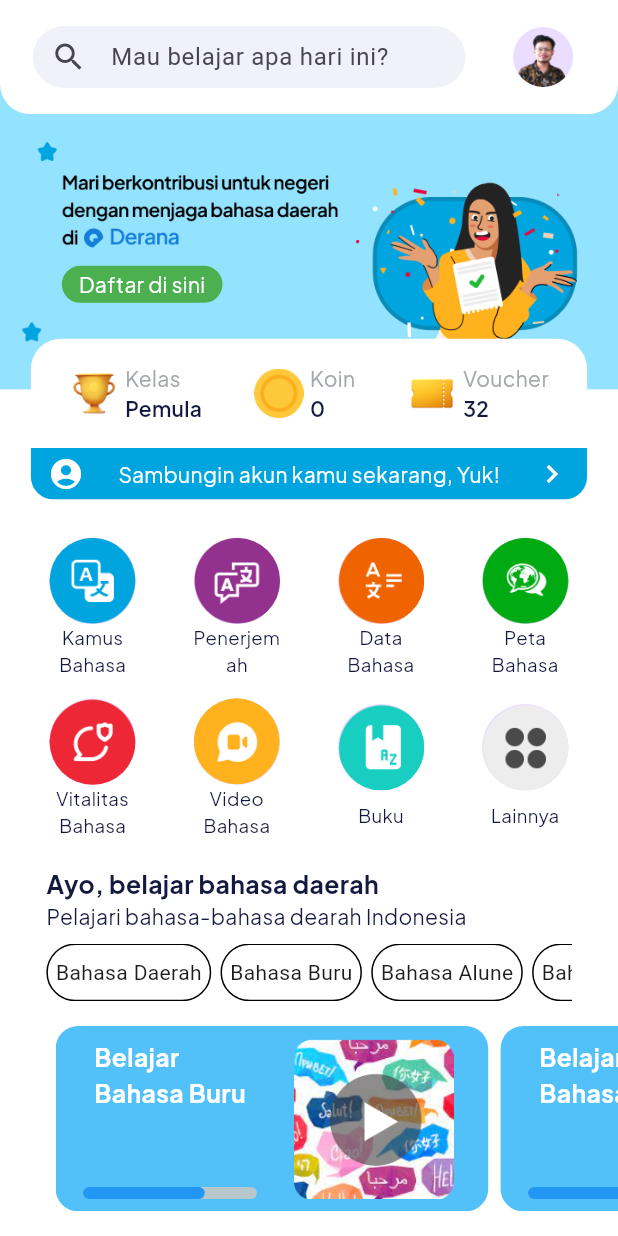
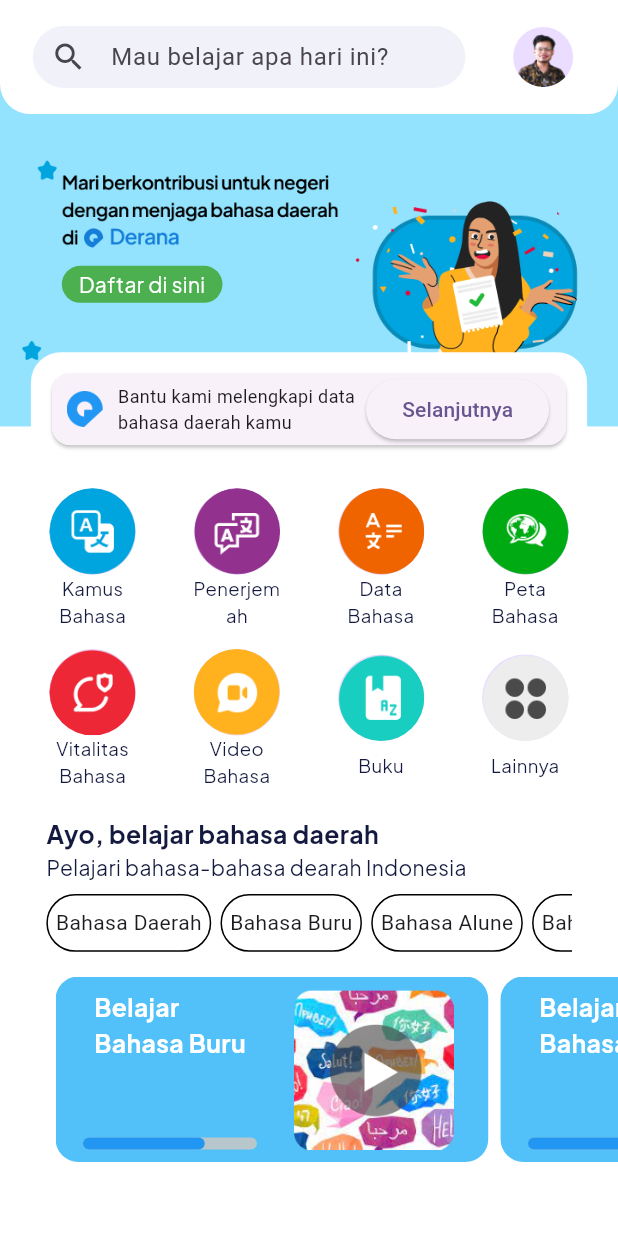
Before and after one commit to AhmadAsroruddin/Derana, a Flutter app: the BerandaPage screen opened directly, on a phone screen of 412 x 824 dp. Run offline on Flutter 3.47's test engine with Material 3 defaults, Android fonts, the phone set to English and light mode, and no system bars; drawn by our look-alikes of percent_indicator; our stand-ins replace flutter_bloc, font_awesome_flutter, get_it, google_fonts, shared_preferences, smooth_page_indicator; accounts and stored records are empty.

Commit message:
Card 200 data bahasa, belum selesai

```diff
--- a/lib/presentation/pages/beranda/beranda_page.dart
+++ b/lib/presentation/pages/beranda/beranda_page.dart
@@ -2,7 +2,6 @@ import 'package:derana_multipart/presentation/shared/const.dart';
 import 'package:derana_multipart/presentation/shared/theme.dart';
 import 'package:flutter/material.dart';
 import 'package:percent_indicator/percent_indicator.dart';
-
 import '../../shared/feature_widget.dart';
 import '../../shared/flying_row_widget.dart';
 import '../../shared/video_container_widget.dart';
@@ -33,7 +32,7 @@ class BerandaPage extends StatelessWidget {
                           left: deviceWidth * 0.1,
                         ),
                         width: deviceWidth,
-                        height: deviceHeight * 0.25,
+                        height: deviceHeight * 0.28,
                         decoration: const BoxDecoration(
                           color: Color.fromRGBO(147, 227, 255, 1.0),
                           image: DecorationImage(
@@ -81,7 +80,7 @@ class BerandaPage extends StatelessWidget {
                         ),
                       ),
                       Container(
-                        margin: EdgeInsets.only(top: deviceHeight * 0.12),
+                        margin: EdgeInsets.only(top: deviceHeight * 0.05),
                         padding: EdgeInsets.symmetric(
                           horizontal: deviceWidth * 0.075,
                         ),
@@ -237,73 +236,47 @@ class BerandaPage extends StatelessWidget {
                   ),
                 ),
                 Positioned(
-                  top: deviceHeight * 0.274,
+                  top: deviceHeight * 0.285,
                   left: deviceWidth * 0.05,
                   right: deviceWidth * 0.05,
                   child: Container(
                     width: deviceWidth * 0.5,
-                    height: deviceHeight * 0.13,
+                    height: deviceHeight * 0.10,
                     decoration: BoxDecoration(
                       color: Colors.white,
                       borderRadius: BorderRadius.circular(20),
                     ),
-                    child: Column(
-                      children: <Widget>[
-                        Padding(
-                          padding: EdgeInsets.symmetric(
-                            horizontal: deviceHeight * 0.01,
-                            vertical: deviceHeight * 0.02,
-                          ),
-                          child: const Row(
-                            mainAxisAlignment: MainAxisAlignment.spaceAround,
-                            children: <Widget>[
-                              FlyingRowWidget(
-                                image: "trophy",
-                                title: "Kelas",
-                                subtitle: "Pemula",
-                              ),
-                              FlyingRowWidget(
-                                image: "coin",
-                                title: "Koin",
-                                subtitle: "0",
-                              ),
-                              FlyingRowWidget(
-                                image: "voucher",
-                                title: "Voucher",
-                                subtitle: "32",
-                              ),
-                            ],
-                          ),
-                        ),
-                        Expanded(
-                          child: Container(
-                            decoration: BoxDecoration(
-                              color: primaryColor,
-                              borderRadius: const BorderRadius.only(
-                                bottomLeft: Radius.circular(15),
-                                bottomRight: Radius.circular(15),
-                              ),
-                            ),
+                    child: Container(
+                      margin: const EdgeInsets.all(10),
+                      child: ListView(
+                        children: <Widget>[
+                          Card(
                             child: Row(
-                              mainAxisAlignment: MainAxisAlignment.spaceAround,
-                              children: <Widget>[
-                                Icon(
-                                  Icons.account_circle,
-                                  color: whiteColor,
+                              children: [
+                                Container(
+                                  margin: const EdgeInsets.all(10),
+                                  child: ImageIcon(
+                                    AssetImage("assets/image/icon_derana.png"),
+                                    color: Colors.blue,
+                                  ),
                                 ),
-                                Text(
-                                  "Sambungin akun kamu sekarang, Yuk!",
-                                  style: whiteTextStyle,
+                                const Text(
+                                  "Bantu kami melengkapi data \nbahasa daerah kamu",
+                                  style: TextStyle(
+                                    fontSize: 12,
+                                  ),
                                 ),
-                                Icon(
-                                  Icons.chevron_right,
-                                  color: whiteColor,
-                                )
+                                SizedBox(
+                                  width: deviceWidth * 0.01,
+                                ),
+                                ElevatedButton(
+                                    onPressed: () {},
+                                    child: Text("Selanjutnya"))
                               ],
                             ),
-                          ),
-                        )
-                      ],
+                          )
+                        ],
+                      ),
                     ),
                   ),
                 )
--- a/lib/presentation/pages/beranda/tab_page.dart
+++ b/lib/presentation/pages/beranda/tab_page.dart
@@ -53,7 +53,7 @@ class _TabPageState extends State<TabPage> {
           ),
           BottomNavigationBarItem(
             icon: Icon(Icons.home_filled),
-            label: "Home",
+            label: "Temukan",
           ),
         ],
       ),
--- /dev/null
+++ b/lib/tempCodeRunnerFile.dart
@@ -0,0 +1,49 @@
+import 'package:derana_multipart/presentation/bloc/routes/route_cubit.dart';
+import 'package:derana_multipart/presentation/routes/router_delegate.dart';
+import 'package:flutter/material.dart';
+import 'package:flutter_bloc/flutter_bloc.dart';
+import './locator.dart' as di;
+
+void main() async {
+  WidgetsFlutterBinding.ensureInitialized();
+
+  await di.init();
+  runApp(const MyApp());
+}
+
+class MyApp extends StatefulWidget {
+  const MyApp({super.key});
+
+  @override
+  State<MyApp> createState() => _MyAppState();
+}
+
+class _MyAppState extends State<MyApp> {
+  late MyRouterDelegate myRouterDelegate;
+
+  @override
+  void initState() {
+    myRouterDelegate = di.locator<MyRouterDelegate>();
+    super.initState();
+  }
+
+  @override
+  Widget build(BuildContext context) {
+    return MultiBlocProvider(
+      providers: [
+        BlocProvider(create: (_) => di.locator<RouteCubit>()),
+      ],
+      child: MaterialApp(
+        title: 'Flutter Demo',
+        debugShowCheckedModeBanner: false,
+        theme: ThemeData(
+          colorScheme: ColorScheme.fromSeed(seedColor: Colors.deepPurple),
+          useMaterial3: true,
+        ),
+        home: Router(
+          routerDelegate: myRouterDelegate,
+        ),
+      ),
+    );
+  }
+}
```
Also changed, not shown: assets/image/icon_derana.png (added).
